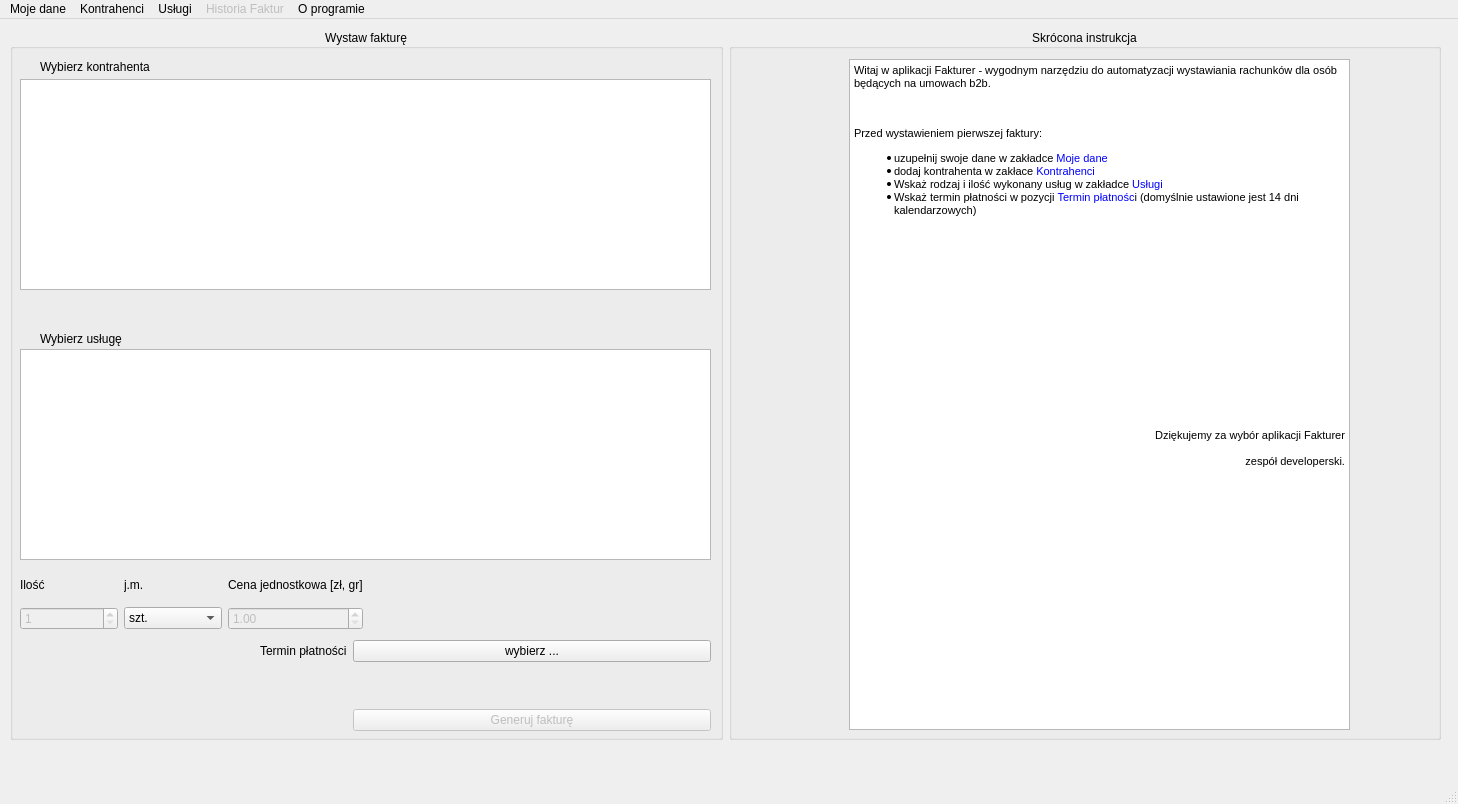
Qt form gui/designer/main_window.ui (pazdzier/Fakturer) before a commit.
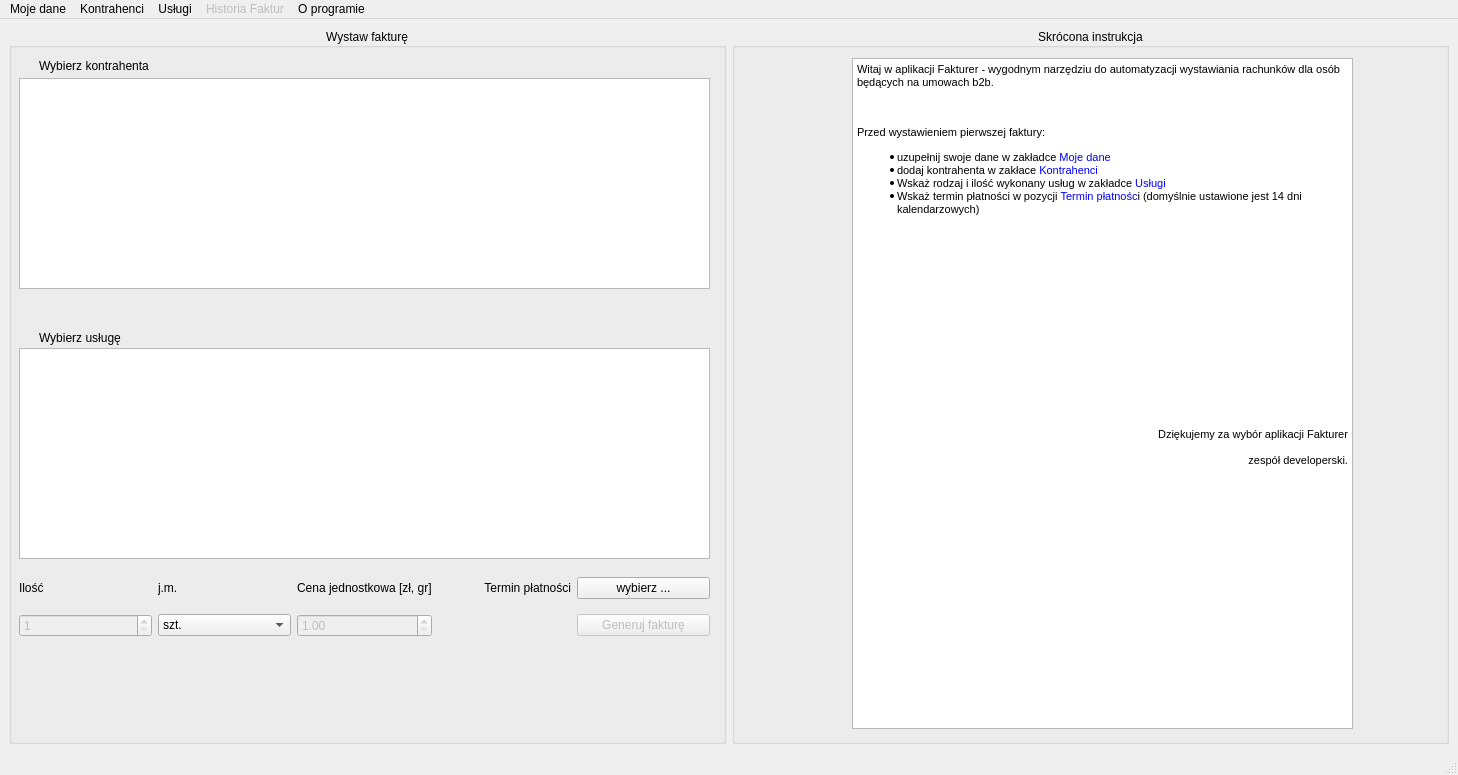
The same form after that commit.

```diff
--- a/gui/designer/main_window.ui
+++ b/gui/designer/main_window.ui
@@ -7,7 +7,7 @@
     <x>0</x>
     <y>0</y>
     <width>1458</width>
-    <height>804</height>
+    <height>775</height>
    </rect>
   </property>
   <property name="sizePolicy">
@@ -23,15 +23,8 @@
    <property name="enabled">
     <bool>true</bool>
    </property>
-   <widget class="QWidget" name="horizontalLayoutWidget">
-    <property name="geometry">
-     <rect>
-      <x>10</x>
-      <y>10</y>
-      <width>1431</width>
-      <height>711</height>
-     </rect>
-    </property>
+   <layout class="QGridLayout" name="gridLayout_2">
+    <item row="0" column="0">
     <layout class="QHBoxLayout" name="horizontalLayout">
      <item>
       <widget class="QGroupBox" name="groupBox_2">
@@ -60,55 +53,6 @@
          <string>Wybierz kontrahenta</string>
         </property>
        </widget>
-       <widget class="QWidget" name="formLayoutWidget">
-        <property name="geometry">
-         <rect>
-          <x>250</x>
-          <y>611</y>
-          <width>451</width>
-          <height>91</height>
-         </rect>
-        </property>
-        <layout class="QFormLayout" name="formLayout">
-         <item row="0" column="0">
-          <widget class="QLabel" name="label_3">
-           <property name="text">
-            <string>Termin płatności</string>
-           </property>
-          </widget>
-         </item>
-         <item row="0" column="1">
-          <widget class="QPushButton" name="calendarButton">
-           <property name="text">
-            <string>wybierz ...</string>
-           </property>
-          </widget>
-         </item>
-         <item row="1" column="1">
-          <spacer name="verticalSpacer">
-           <property name="orientation">
-            <enum>Qt::Vertical</enum>
-           </property>
-           <property name="sizeHint" stdset="0">
-            <size>
-             <width>20</width>
-             <height>40</height>
-            </size>
-           </property>
-          </spacer>
-         </item>
-         <item row="2" column="1">
-          <widget class="QPushButton" name="generateInvoice">
-           <property name="enabled">
-            <bool>false</bool>
-           </property>
-           <property name="text">
-            <string>Generuj fakturę</string>
-           </property>
-          </widget>
-         </item>
-        </layout>
-       </widget>
        <widget class="QLabel" name="label_2">
         <property name="geometry">
          <rect>
@@ -140,32 +84,11 @@
          <rect>
           <x>10</x>
           <y>540</y>
-          <width>343</width>
-          <height>61</height>
+           <width>691</width>
+           <height>79</height>
          </rect>
         </property>
         <layout class="QGridLayout" name="gridLayout">
-         <item row="2" column="0">
-          <widget class="QLabel" name="label_4">
-           <property name="text">
-            <string>Ilość</string>
-           </property>
-          </widget>
-         </item>
-         <item row="2" column="1">
-          <widget class="QLabel" name="label_5">
-           <property name="text">
-            <string>j.m.</string>
-           </property>
-          </widget>
-         </item>
-         <item row="2" column="2">
-          <widget class="QLabel" name="label_6">
-           <property name="text">
-            <string>Cena jednostkowa [zł, gr]</string>
-           </property>
-          </widget>
-         </item>
          <item row="3" column="2">
           <widget class="QDoubleSpinBox" name="amountBox">
            <property name="enabled">
@@ -182,6 +105,23 @@
            </property>
           </widget>
          </item>
+          <item row="2" column="3">
+           <widget class="QLabel" name="label_3">
+            <property name="text">
+             <string>Termin płatności</string>
+            </property>
+            <property name="alignment">
+             <set>Qt::AlignRight|Qt::AlignTrailing|Qt::AlignVCenter</set>
+            </property>
+           </widget>
+          </item>
+          <item row="2" column="2">
+           <widget class="QLabel" name="label_6">
+            <property name="text">
+             <string>Cena jednostkowa [zł, gr]</string>
+            </property>
+           </widget>
+          </item>
          <item row="3" column="0">
           <widget class="QSpinBox" name="volumeBox">
            <property name="enabled">
@@ -204,6 +144,37 @@
            </item>
           </widget>
          </item>
+          <item row="2" column="1">
+           <widget class="QLabel" name="label_5">
+            <property name="text">
+             <string>j.m.</string>
+            </property>
+           </widget>
+          </item>
+          <item row="2" column="0">
+           <widget class="QLabel" name="label_4">
+            <property name="text">
+             <string>Ilość</string>
+            </property>
+           </widget>
+          </item>
+          <item row="2" column="4">
+           <widget class="QPushButton" name="calendarButton">
+            <property name="text">
+             <string>wybierz ...</string>
+            </property>
+           </widget>
+          </item>
+          <item row="3" column="4">
+           <widget class="QPushButton" name="generateInvoice">
+            <property name="enabled">
+             <bool>false</bool>
+            </property>
+            <property name="text">
+             <string>Generuj fakturę</string>
+            </property>
+           </widget>
+          </item>
         </layout>
        </widget>
        <widget class="QListWidget" name="listWidget">
@@ -215,6 +186,12 @@
           <height>211</height>
          </rect>
         </property>
+         <property name="minimumSize">
+          <size>
+           <width>691</width>
+           <height>0</height>
+          </size>
+         </property>
         <property name="frameShadow">
          <enum>QFrame::Sunken</enum>
         </property>
@@ -244,7 +221,7 @@
         <property name="minimumSize">
          <size>
           <width>501</width>
-          <height>0</height>
+           <height>671</height>
          </size>
         </property>
         <property name="cursor" stdset="0">
@@ -282,9 +259,8 @@
       </widget>
      </item>
     </layout>
-    <zorder>groupBox_3</zorder>
-    <zorder>groupBox_2</zorder>
-   </widget>
+    </item>
+   </layout>
   </widget>
   <widget class="QStatusBar" name="statusbar"/>
   <widget class="QMenuBar" name="menuBar">
@@ -303,6 +279,8 @@
     <addaction name="addContractor_2"/>
     <addaction name="editContractor"/>
     <addaction name="delContractor"/>
+    <addaction name="contractor_to_file"/>
+    <addaction name="contractor_from_file"/>
    </widget>
    <widget class="QMenu" name="menuOMnie">
     <property name="title">
@@ -428,6 +406,16 @@
     <string>Instrukcja obsługi</string>
    </property>
   </action>
+  <action name="contractor_to_file">
+   <property name="text">
+    <string>Eksport do pliku</string>
+   </property>
+  </action>
+  <action name="contractor_from_file">
+   <property name="text">
+    <string>Import z pliku</string>
+   </property>
+  </action>
  </widget>
  <resources/>
  <connections/>
```
Lines whose indentation alone changed are shown as unchanged.
